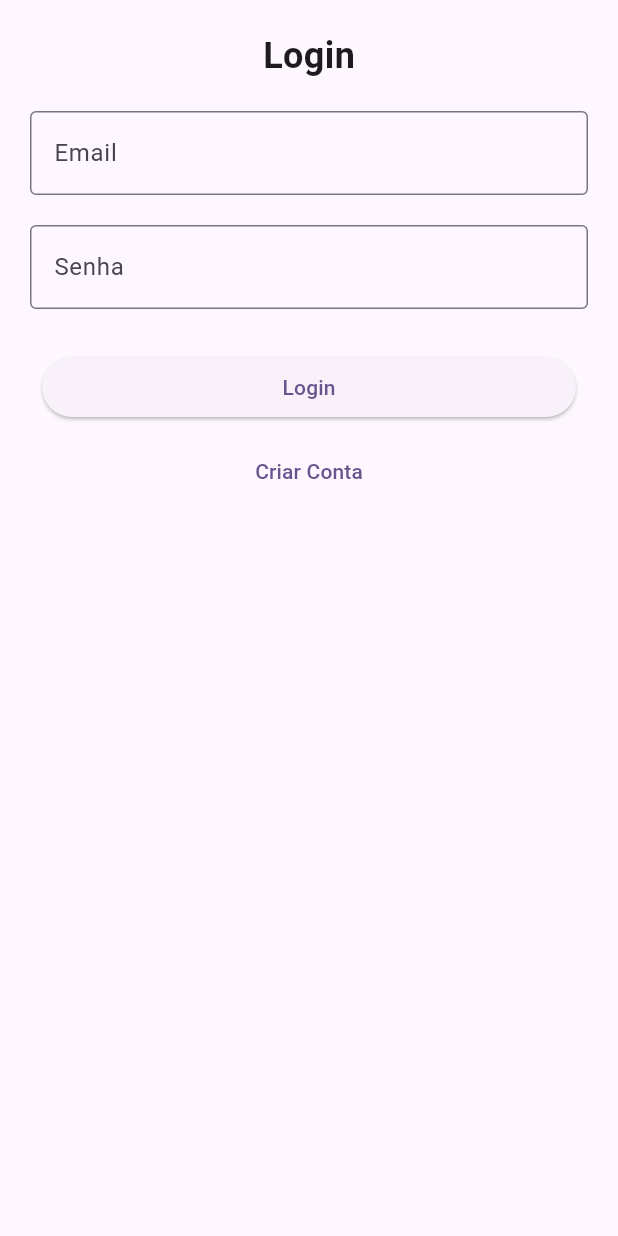
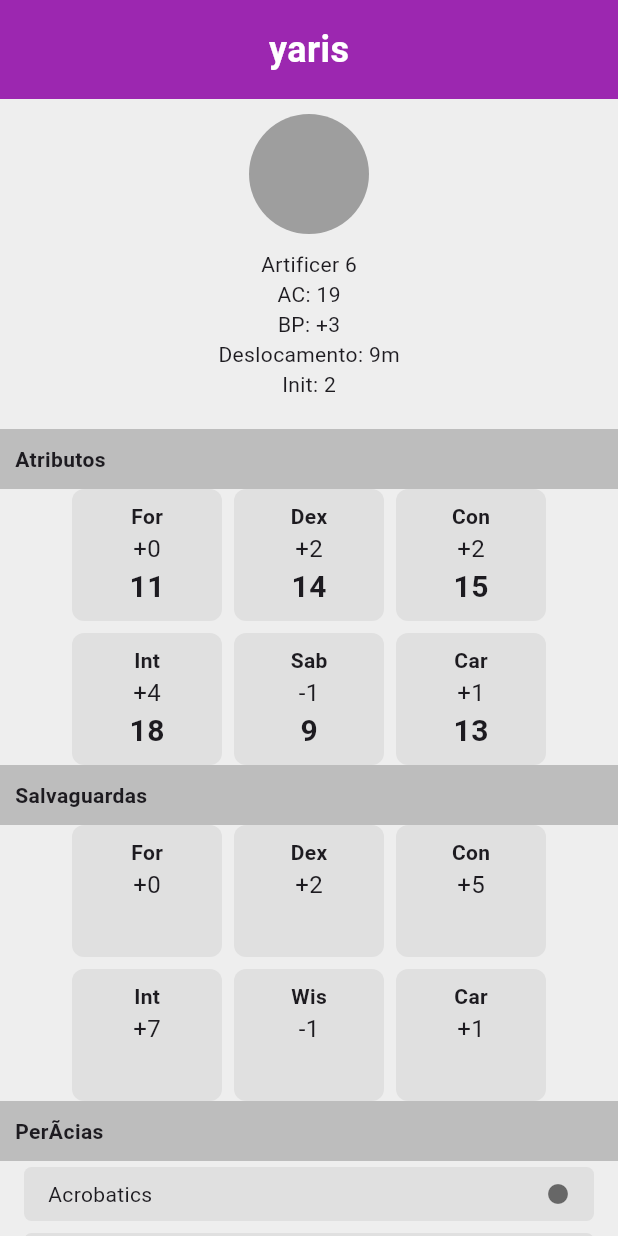
Before and after one commit to jonathastfm/ezio_projects, a Flutter app: the screen it shows after launch, on a phone screen of 412 x 824 dp. Run offline on Flutter 3.47's test engine with Material 3 defaults, Android fonts, the phone set to English and light mode, and no system bars; our stand-ins replace cloud_firestore, firebase_auth, firebase_core; accounts and stored records are empty.

Commit message:
Adiciona tela de Ficha de Personagem com exibição de atributos, salvaguardas e perícias; implementa estrutura de layout e componentes visuais.

```diff
--- a/com_ezio_osrpjas/lib/main.dart
+++ b/com_ezio_osrpjas/lib/main.dart
@@ -9,6 +9,7 @@ import 'package:firebase_core/firebase_core.dart';
 import 'package:provider/provider.dart';
 import 'package:com_ezio_osrpjas/services/AuthService.dart'; // Import the AuthService
 
+/*
 void main() async {
   WidgetsFlutterBinding.ensureInitialized();
   await Firebase.initializeApp(
@@ -45,3 +46,155 @@ class MyApp extends StatelessWidget {
     );
   }
 }
+*/
+
+
+
+void main() {
+  runApp(MyApp());
+}
+
+class MyApp extends StatelessWidget {
+  @override
+  Widget build(BuildContext context) {
+    return MaterialApp(
+      debugShowCheckedModeBanner: false,
+      home: CharacterSheet(),
+    );
+  }
+}
+
+class CharacterSheet extends StatelessWidget {
+  @override
+  Widget build(BuildContext context) {
+    return Scaffold(
+      backgroundColor: Colors.grey[200],
+      body: SingleChildScrollView(
+        child: Column(
+          children: [
+            Container(
+              padding: EdgeInsets.all(16),
+              color: Colors.purple,
+              child: Center(
+                child: Text(
+                  'yaris',
+                  style: TextStyle(
+                    color: Colors.white,
+                    fontSize: 24,
+                    fontWeight: FontWeight.bold,
+                  ),
+                ),
+              ),
+            ),
+            SizedBox(height: 10),
+            CircleAvatar(radius: 40, backgroundColor: Colors.grey),
+            SizedBox(height: 10),
+            Text('Artificer 6'),
+            Text('AC: 19'),
+            Text('BP: +3'),
+            Text('Deslocamento: 9m'),
+            Text('Init: 2'),
+            SizedBox(height: 20),
+            buildSectionHeader('Atributos'),
+            buildAttributes(),
+            buildSectionHeader('Salvaguardas'),
+            buildSaves(),
+            buildSectionHeader('PerÃ­cias'),
+            buildSkills(),
+          ],
+        ),
+      ),
+    );
+  }
+
+  Widget buildSectionHeader(String title) {
+    return Container(
+      width: double.infinity,
+      padding: EdgeInsets.all(10),
+      color: Colors.grey[400],
+      child: Text(
+        title,
+        style: TextStyle(fontWeight: FontWeight.bold),
+      ),
+    );
+  }
+
+  Widget buildAttributes() {
+    return Wrap(
+      spacing: 8,
+      runSpacing: 8,
+      children: [
+        buildAttributeBox('For', '+0', '11'),
+        buildAttributeBox('Dex', '+2', '14'),
+        buildAttributeBox('Con', '+2', '15'),
+        buildAttributeBox('Int', '+4', '18'),
+        buildAttributeBox('Sab', '-1', '9'),
+        buildAttributeBox('Car', '+1', '13'),
+      ],
+    );
+  }
+
+  Widget buildSaves() {
+    return Wrap(
+      spacing: 8,
+      runSpacing: 8,
+      children: [
+        buildAttributeBox('For', '+0', ''),
+        buildAttributeBox('Dex', '+2', ''),
+        buildAttributeBox('Con', '+5', ''),
+        buildAttributeBox('Int', '+7', ''),
+        buildAttributeBox('Wis', '-1', ''),
+        buildAttributeBox('Car', '+1', ''),
+      ],
+    );
+  }
+
+  Widget buildSkills() {
+    List<String> skills = [
+      'Acrobatics', 'Animal Handling', 'Arcana', 'Athletics',
+      'Deception', 'History', 'Insight', 'Intimidation',
+      'Medicine', 'Nature', 'Perception', 'Performance',
+      'Persuasion', 'Religion', 'Sleight of Hand',
+      'Stealth', 'Survival'
+    ];
+    return Column(
+      children: skills.map((skill) => buildSkillRow(skill)).toList(),
+    );
+  }
+
+  Widget buildSkillRow(String skill) {
+    return Container(
+      margin: EdgeInsets.symmetric(vertical: 4, horizontal: 16),
+      padding: EdgeInsets.symmetric(vertical: 8, horizontal: 16),
+      decoration: BoxDecoration(
+        color: Colors.grey[300],
+        borderRadius: BorderRadius.circular(5),
+      ),
+      child: Row(
+        mainAxisAlignment: MainAxisAlignment.spaceBetween,
+        children: [
+          Text(skill),
+          Icon(Icons.circle, size: 16, color: Colors.black54),
+        ],
+      ),
+    );
+  }
+
+  Widget buildAttributeBox(String label, String modifier, String value) {
+    return Container(
+      width: 100,
+      padding: EdgeInsets.all(8),
+      decoration: BoxDecoration(
+        color: Colors.grey[300],
+        borderRadius: BorderRadius.circular(8),
+      ),
+      child: Column(
+        children: [
+          Text(label, style: TextStyle(fontWeight: FontWeight.bold)),
+          Text(modifier, style: TextStyle(fontSize: 16)),
+          Text(value, style: TextStyle(fontSize: 20, fontWeight: FontWeight.bold)),
+        ],
+      ),
+    );
+  }
+}
```
